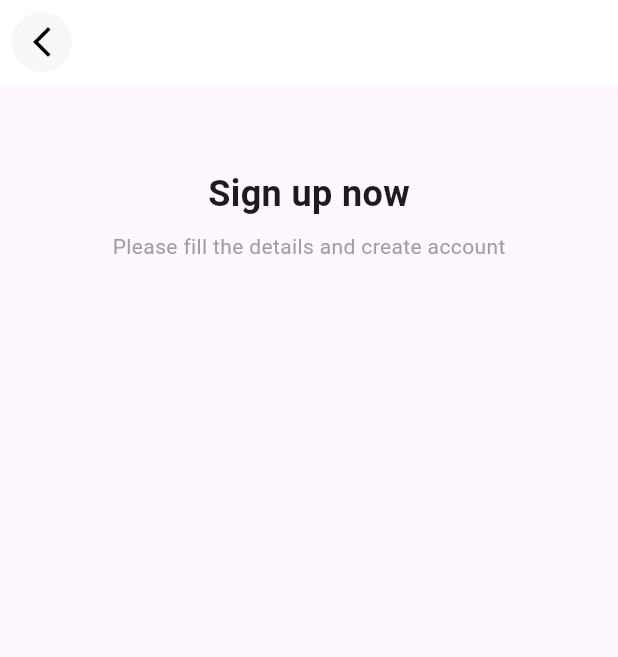
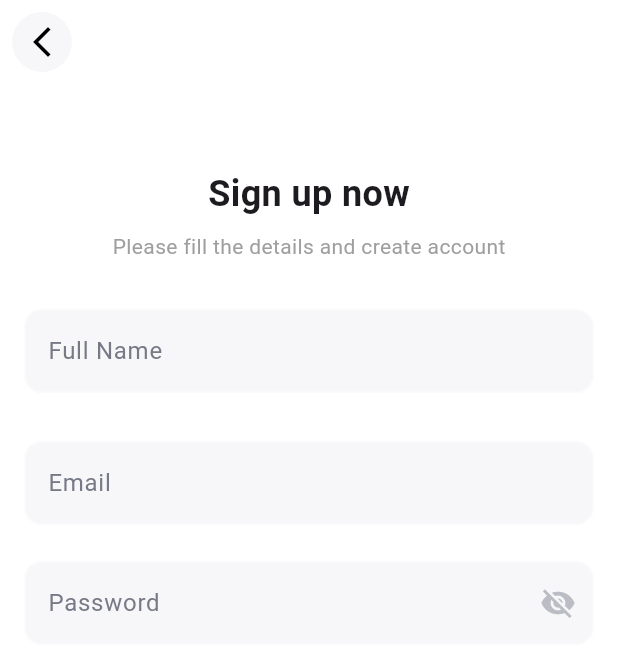
Before and after one commit to NadyAlwazah/flutter-task06-travel-app-beg, a Flutter app: the SignupView screen opened by its route, on a phone screen of 412 x 824 dp. Shown: the top 657 px of the screen. Run offline on Flutter 3.47's test engine with Material 3 defaults, Android fonts, the phone set to English and light mode, and no system bars; our stand-ins replace go_router.

Commit message:
feat(auth/signup): add form fields and controllers to SignupViewBody

```diff
--- a/lib/features/auth/presentation/views/signup_view.dart
+++ b/lib/features/auth/presentation/views/signup_view.dart
@@ -7,6 +7,10 @@ class SignupView extends StatelessWidget {
 
   @override
   Widget build(BuildContext context) {
-    return const Scaffold(appBar: CustomAppBar(), body: SignupViewBody());
+    return const Scaffold(
+      backgroundColor: Colors.white,
+      appBar: CustomAppBar(),
+      body: SignupViewBody(),
+    );
   }
 }
--- a/lib/features/auth/presentation/views/widgets/signup_view_body.dart
+++ b/lib/features/auth/presentation/views/widgets/signup_view_body.dart
@@ -1,14 +1,36 @@
 import 'package:flutter/material.dart';
 import 'package:flutter_task06_travel_app_beg/features/auth/presentation/views/widgets/auth_header.dart';
+import 'package:flutter_task06_travel_app_beg/features/auth/presentation/views/widgets/custom_text_form_field.dart';
 
-class SignupViewBody extends StatelessWidget {
+class SignupViewBody extends StatefulWidget {
   const SignupViewBody({super.key});
+
+  @override
+  State<SignupViewBody> createState() => _SignupViewBodyState();
+}
+
+class _SignupViewBodyState extends State<SignupViewBody> {
+  final GlobalKey<FormState> _formKey = GlobalKey<FormState>();
+
+  TextEditingController fullNameController = TextEditingController();
+  TextEditingController emailController = TextEditingController();
+  TextEditingController passwordController = TextEditingController();
+
+  @override
+  void dispose() {
+    super.dispose();
+    fullNameController.dispose();
+    emailController.dispose();
+    passwordController.dispose();
+  }
 
   @override
   Widget build(BuildContext context) {
     return Padding(
       padding: const EdgeInsets.all(16),
       child: SingleChildScrollView(
+        child: Form(
+          key: _formKey,
           child: Column(
             children: [
               const SizedBox(height: 40),
@@ -16,7 +38,29 @@ class SignupViewBody extends StatelessWidget {
                 title: 'Sign up now',
                 subtitle: 'Please fill the details and create account',
               ),
+
+              const SizedBox(height: 32),
+              CustomTextFormField(
+                controller: fullNameController,
+                hintText: "Full Name",
+                textInputType: TextInputType.text,
+              ),
+              const SizedBox(height: 32),
+              CustomTextFormField(
+                controller: emailController,
+                hintText: "Email",
+                textInputType: TextInputType.emailAddress,
+              ),
+
+              const SizedBox(height: 24),
+              CustomTextFormField(
+                controller: passwordController,
+                hintText: "Password ",
+                textInputType: TextInputType.text,
+                obscureText: true,
+              ),
             ],
+          ),
         ),
       ),
     );
```
Lines whose indentation alone changed are shown as unchanged.
